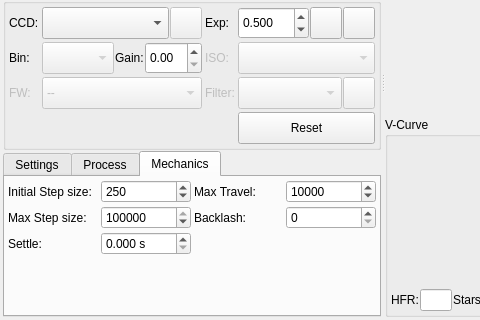
Above: kstars/ekos/focus/focus.ui from KDE/kstars before the change; both pictures show x 0 to 480 and y 157 to 477 of the 708 by 477 pixel window. Below: the same form after it.
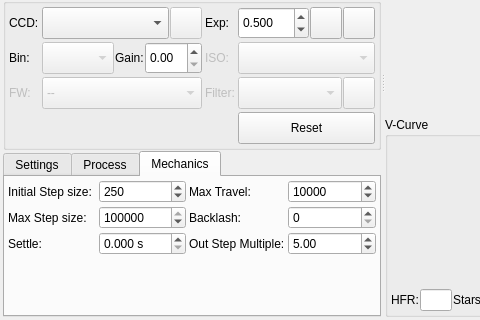
That is the form after the change. The open tabs and pages were chosen to show the change. Icons and pictures are not drawn. Custom widgets are drawn as their Qt base class.

Commit message: Linear focus tests, UI, and tweaks

Patch:
```diff
--- a/kstars/ekos/focus/focus.ui
+++ b/kstars/ekos/focus/focus.ui
@@ -1546,6 +1546,41 @@
                </property>
               </widget>
              </item>
+
+             <item row="2" column="2">
+              <widget class="QLabel" name="label_12b">
+               <property name="text">
+                <string>Out Step Multiple:</string>
+               </property>
+              </widget>
+             </item>
+
+             <item row="2" column="3">
+              <widget class="QDoubleSpinBox" name="initialFocusOutStepsIN">
+               <property name="sizePolicy">
+                <sizepolicy hsizetype="Preferred" vsizetype="Preferred">
+                 <horstretch>0</horstretch>
+                 <verstretch>0</verstretch>
+                </sizepolicy>
+               </property>
+               <property name="toolTip">
+                <string>&lt;html&gt;&lt;body&gt;&lt;p&gt;This number multiplied by initial-step-size is number of outward steps the Linear Focus algorithm moves away from the initial position at the start of focusing.&lt;/p&gt;&lt;/body&gt;&lt;/html&gt;</string>
+               </property>
+               <property name="minimum">
+                <number>1</number>
+               </property>
+               <property name="maximum">
+                <number>10</number>
+               </property>
+               <property name="singleStep">
+                <number>1</number>
+               </property>
+               <property name="value">
+                <number>5</number>
+               </property>
+              </widget>
+             </item>
+
             </layout>
            </item>
            <item>
```
The commit also changes 8 other files.
